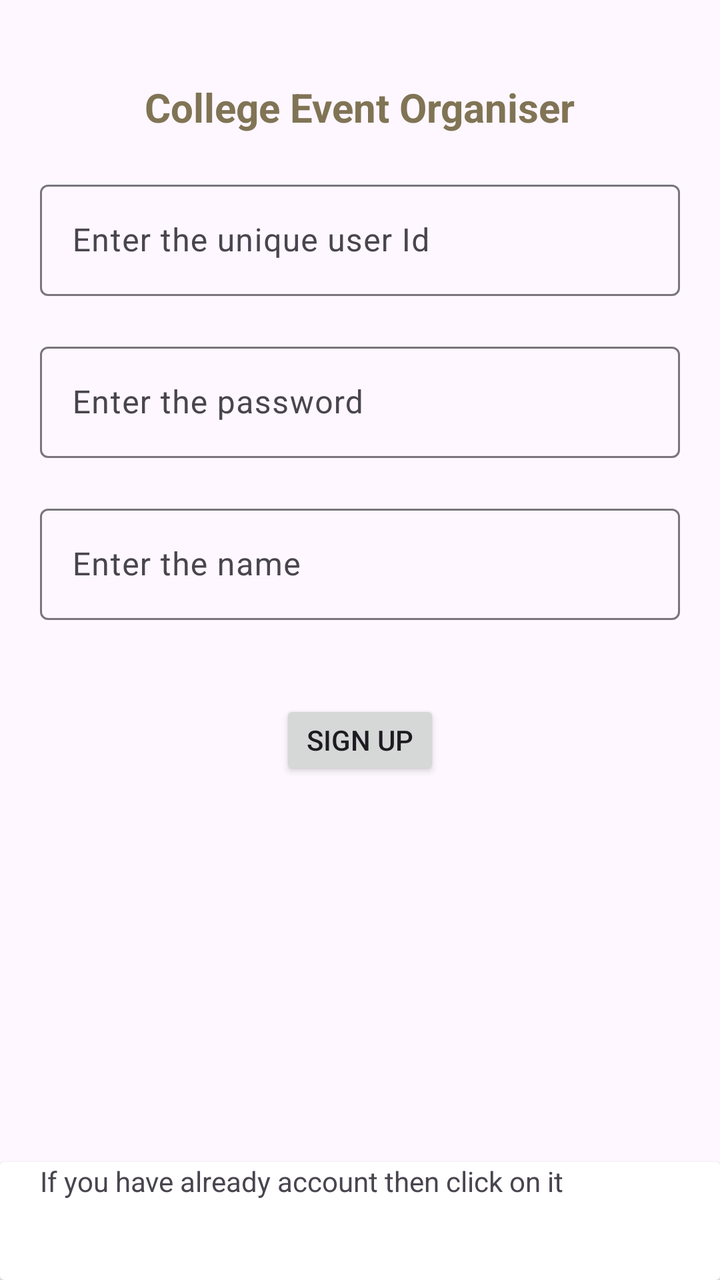
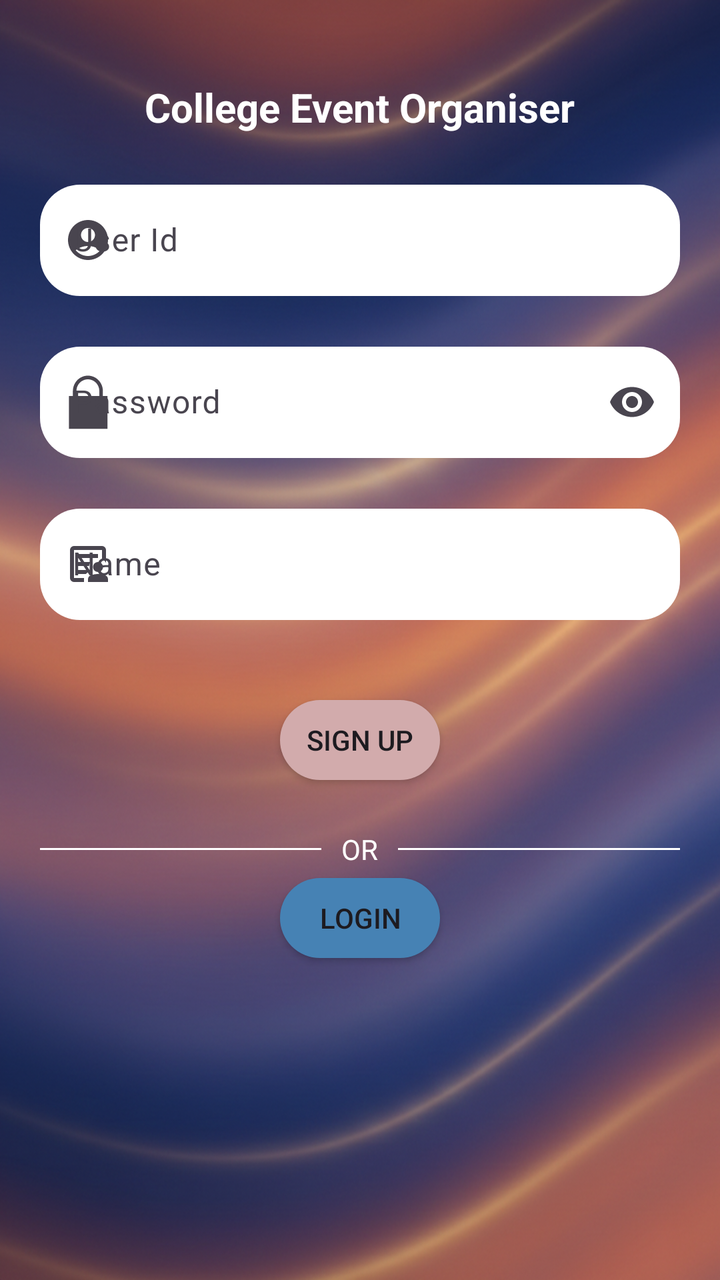

Compare the two renders of this Android layout. The source of the first and the diff that turns it into the second are given below.
<!-- AndroidManifest.xml: application theme Theme.CollegeEventManager -->
<!-- res/layout/main_acticity.xml -->
<?xml version="1.0" encoding="utf-8"?>
<LinearLayout xmlns:android="http://schemas.android.com/apk/res/android"
    xmlns:app="http://schemas.android.com/apk/res-auto"
    android:orientation="vertical"
    android:layout_width="match_parent"
    android:layout_height="match_parent">
    <TextView
        android:layout_width="wrap_content"
        android:layout_height="wrap_content"
        android:text="College Event Organiser"
        android:layout_gravity="center"
        android:textSize="20dp"
        android:textStyle="bold"
        android:textColor="#807455"
        android:layout_marginTop="40dp"
        />
    <com.google.android.material.textfield.TextInputLayout
        android:layout_marginTop="20dp"
        android:layout_width="match_parent"
        android:layout_height="wrap_content"
        >
        <com.google.android.material.textfield.TextInputEditText
            android:layout_width="match_parent"
            android:layout_height="wrap_content"
            android:hint="Enter the unique user Id"
            android:layout_margin="20dp"

            android:id="@+id/used_id"
            />
    </com.google.android.material.textfield.TextInputLayout>
    <com.google.android.material.textfield.TextInputLayout
        android:layout_width="match_parent"
        android:layout_height="wrap_content"
        >
        <com.google.android.material.textfield.TextInputEditText
            android:layout_width="match_parent"
            android:layout_height="wrap_content"
            android:hint="Enter the password"
            android:layout_margin="20dp"
            android:id="@+id/pass"
            android:inputType="textPassword"


            />
    </com.google.android.material.textfield.TextInputLayout>
    <com.google.android.material.textfield.TextInputLayout
        android:layout_width="match_parent"
        android:layout_height="wrap_content"
        >
        <com.google.android.material.textfield.TextInputEditText
            android:layout_width="match_parent"
            android:layout_height="wrap_content"
            android:hint="Enter the name"
            android:layout_margin="20dp"
            android:id="@+id/name"
            />
    </com.google.android.material.textfield.TextInputLayout>
    <androidx.appcompat.widget.AppCompatButton
        android:layout_width="80dp"
        android:layout_height="40dp"
        android:layout_gravity="center_horizontal"  android:gravity="center"
        android:layout_margin="20dp"
        android:id="@+id/sign_up"
        android:text="Sign up"/>
    <RelativeLayout
        android:layout_width="match_parent"
        android:layout_height="wrap_content"
        android:layout_weight="1">


       <androidx.cardview.widget.CardView
           android:layout_width="match_parent"
           android:layout_height="wrap_content"
           android:layout_alignParentBottom="true"
           android:id="@+id/already_account"


           >
           <TextView
               android:layout_width="wrap_content"
               android:layout_height="wrap_content"
               android:layout_marginBottom="40dp"
               android:layout_marginLeft="20dp"
               android:text="If you have already account then click on it "
               />
       </androidx.cardview.widget.CardView>
    </RelativeLayout>



</LinearLayout>
<!-- resources referenced by this layout -->
<resources>
  <!-- unchanged entries left out for length: 1 -->
</resources>

<!-- the commit's change to res/layout/main_acticity.xml (unified diff, before → after) -->
@@ -3,7 +3,8 @@
     xmlns:app="http://schemas.android.com/apk/res-auto"
     android:orientation="vertical"
     android:layout_width="match_parent"
-    android:layout_height="match_parent">
+    android:layout_height="match_parent"
+    android:background="@drawable/backgroundd">
     <TextView
         android:layout_width="wrap_content"
         android:layout_height="wrap_content"
@@ -11,34 +12,43 @@
         android:layout_gravity="center"
         android:textSize="20dp"
         android:textStyle="bold"
-        android:textColor="#807455"
+
+        android:textColor="@color/white"
         android:layout_marginTop="40dp"
         />
     <com.google.android.material.textfield.TextInputLayout
         android:layout_marginTop="20dp"
         android:layout_width="match_parent"
         android:layout_height="wrap_content"
+        app:startIconDrawable="@drawable/baseline_account_circle_24"
+
         >
         <com.google.android.material.textfield.TextInputEditText
             android:layout_width="match_parent"
             android:layout_height="wrap_content"
-            android:hint="Enter the unique user Id"
+            android:hint="User Id"
+            android:background="@drawable/field"
+
             android:layout_margin="20dp"
-
             android:id="@+id/used_id"
             />
     </com.google.android.material.textfield.TextInputLayout>
     <com.google.android.material.textfield.TextInputLayout
         android:layout_width="match_parent"
         android:layout_height="wrap_content"
+        app:endIconMode="password_toggle"
+        app:startIconDrawable="@drawable/pass"
+
         >
         <com.google.android.material.textfield.TextInputEditText
             android:layout_width="match_parent"
             android:layout_height="wrap_content"
-            android:hint="Enter the password"
+            android:hint="Password"
+            android:background="@drawable/field"
             android:layout_margin="20dp"
             android:id="@+id/pass"
             android:inputType="textPassword"
+
 
 
             />
@@ -46,12 +56,14 @@
     <com.google.android.material.textfield.TextInputLayout
         android:layout_width="match_parent"
         android:layout_height="wrap_content"
+        app:startIconDrawable="@drawable/outline_article_person_24"
         >
         <com.google.android.material.textfield.TextInputEditText
             android:layout_width="match_parent"
             android:layout_height="wrap_content"
-            android:hint="Enter the name"
+            android:hint="Name"
             android:layout_margin="20dp"
+            android:background="@drawable/field"
             android:id="@+id/name"
             />
     </com.google.android.material.textfield.TextInputLayout>
@@ -61,31 +73,52 @@
         android:layout_gravity="center_horizontal"  android:gravity="center"
         android:layout_margin="20dp"
         android:id="@+id/sign_up"
-        android:text="Sign up"/>
-    <RelativeLayout
+        android:text="Sign up"
+        android:background="@drawable/buttton"/>
+    <LinearLayout
         android:layout_width="match_parent"
         android:layout_height="wrap_content"
-        android:layout_weight="1">
+        android:orientation="horizontal"
+        android:layout_marginTop="5dp"
+        android:layout_marginBottom="5dp"
+
+        android:gravity="center_vertical">
+
+        <View
+            android:layout_width="0dp"
+            android:layout_height="1dp"
+            android:layout_weight="1"
+            android:background="@color/white"
+            android:layout_marginStart="20dp"/>
+
+        <TextView
+            android:layout_width="wrap_content"
+            android:layout_height="wrap_content"
+            android:text="OR"
+            android:textColor="@color/white"
+            android:textSize="14sp"
+            android:paddingStart="10dp"
+            android:paddingEnd="10dp"/>
+
+        <View
+            android:layout_width="0dp"
+            android:layout_height="1dp"
+            android:layout_weight="1"
+            android:background="@color/white"
+            android:layout_marginEnd="20dp"/>
+
+    </LinearLayout>
 
 
-       <androidx.cardview.widget.CardView
-           android:layout_width="match_parent"
-           android:layout_height="wrap_content"
-           android:layout_alignParentBottom="true"
-           android:id="@+id/already_account"
+    <androidx.appcompat.widget.AppCompatButton
 
-
-           >
-           <TextView
-               android:layout_width="wrap_content"
-               android:layout_height="wrap_content"
-               android:layout_marginBottom="40dp"
-               android:layout_marginLeft="20dp"
-               android:text="If you have already account then click on it "
-               />
-       </androidx.cardview.widget.CardView>
-    </RelativeLayout>
-
+        android:id="@+id/already_account"
+        android:layout_width="80dp"
+        android:layout_height="40dp"
+        android:layout_gravity="center_horizontal"
+        android:background="@drawable/button2"
+        android:gravity="center"
+        android:text="Login" />
 
 
 </LinearLayout>
<!-- resource entries referenced after the edit -->
@@ -1,5 +1,65 @@
 <!-- resources referenced by this layout -->
 <resources>
+  <color name="white">#FFFFFFFF</color>
+  <!-- drawable backgroundd: png bitmap (drawable, 927786 bytes) -->
+  <!-- drawable baseline_account_circle_24 (drawable) -->
+  <vector xmlns:android="http://schemas.android.com/apk/res/android" android:height="24dp" android:tint="#000000" android:viewportHeight="24" android:viewportWidth="24" android:width="24dp">
+        
+      <path android:fillColor="@android:color/white" android:pathData="M12,2C6.48,2 2,6.48 2,12s4.48,10 10,10s10,-4.48 10,-10S17.52,2 12,2zM12,6c1.93,0 3.5,1.57 3.5,3.5S13.93,13 12,13s-3.5,-1.57 -3.5,-3.5S10.07,6 12,6zM12,20c-2.03,0 -4.43,-0.82 -6.14,-2.88C7.55,15.8 9.68,15 12,15s4.45,0.8 6.14,2.12C16.43,19.18 14.03,20 12,20z"/>
+      
+  </vector>
+  <!-- drawable button2 (drawable) -->
+  <?xml version="1.0" encoding="utf-8"?>
+  <selector xmlns:android="http://schemas.android.com/apk/res/android">
+  <item>
+      <shape android:shape="rectangle">
+          <solid android:color="#4682b4"/>
+          <corners android:radius="30dp"/>
+      </shape>
+  
+  </item>
+  </selector>
+  <!-- drawable buttton (drawable) -->
+  <?xml version="1.0" encoding="utf-8"?>
+  <selector xmlns:android="http://schemas.android.com/apk/res/android">
+  <item>
+       <shape android:shape="rectangle">
+           <solid android:color="#d2abac" />
+           <corners android:radius="30dp"/>
+       </shape>
+  </item>
+  </selector>
+  <!-- drawable field (drawable) -->
+  <?xml version="1.0" encoding="utf-8"?>
+  <selector xmlns:android="http://schemas.android.com/apk/res/android">
+  <item>
+      <shape android:shape="rectangle">
+          <corners android:radius="20dp"/>
+          <solid android:color="#ffffff"/>
+      </shape>
+  </item>
+  </selector>
+  <!-- drawable outline_article_person_24 (drawable) -->
+  <vector xmlns:android="http://schemas.android.com/apk/res/android" android:height="24dp" android:tint="#000000" android:viewportHeight="960" android:viewportWidth="960" android:width="24dp">
+        
+      <path android:fillColor="@android:color/white" android:pathData="M200,760L200,760Q200,760 200,760Q200,760 200,760L200,200Q200,200 200,200Q200,200 200,200L200,200Q200,200 200,200Q200,200 200,200L200,379Q200,370 200,365Q200,360 200,360Q200,360 200,412.5Q200,465 200,540Q200,563 200,585Q200,607 200,627Q200,644 200,675Q200,706 200,760ZM280,520L501,520Q503,498 511,478Q519,458 531,440L280,440L280,520ZM280,680L437,680Q454,660 476,647.5Q498,635 522,627Q518,621 515,614Q512,607 510,600L280,600L280,680ZM280,360L680,360Q680,360 680,360Q680,360 680,360L680,280L280,280L280,360ZM200,840Q167,840 143.5,816.5Q120,793 120,760L120,200Q120,167 143.5,143.5Q167,120 200,120L760,120Q793,120 816.5,143.5Q840,167 840,200L840,458Q826,432 806,412Q786,392 760,379L760,200Q760,200 760,200Q760,200 760,200L200,200Q200,200 200,200Q200,200 200,200L200,760Q200,760 200,760Q200,760 200,760L402,760Q401,766 400.5,772Q400,778 400,784L400,840L200,840ZM680,640Q638,640 609,611Q580,582 580,540Q580,498 609,469Q638,440 680,440Q722,440 751,469Q780,498 780,540Q780,582 751,611Q722,640 680,640ZM480,840L480,784Q480,760 492.5,739.5Q505,719 528,710Q564,695 602.5,687.5Q641,680 680,680Q719,680 757.5,687.5Q796,695 832,710Q855,719 867.5,739.5Q880,760 880,784L880,840L480,840Z"/>
+      
+  </vector>
+  <!-- drawable pass (drawable) -->
+  <vector xmlns:android="http://schemas.android.com/apk/res/android"
+      android:width="32dp"
+      android:height="32dp"
+      android:viewportWidth="8.4667"
+      android:viewportHeight="8.4667">
+    <path
+        android:pathData="M1.7113,3.4456l5.0999,0l0,4.3394l-5.0999,0z"
+        android:strokeWidth="1"
+        android:fillColor="#000"/>
+    <path
+        android:pathData="m4.2176,0.7458c-0.3421,0 -0.6841,0.0907 -0.9907,0.272 -0.6132,0.3626 -0.993,1.0353 -0.993,1.7629l0,0.8367l0.471,0l0,-0.8367c0,-0.5518 0.2867,-1.0616 0.7552,-1.3387 0.4686,-0.2771 1.0463,-0.2771 1.5148,0 0.4686,0.2771 0.7552,0.7869 0.7552,1.3387l0,0.8367l0.471,0l0,-0.8367c0,-0.7277 -0.3797,-1.4003 -0.9928,-1.7629 -0.3066,-0.1813 -0.6488,-0.272 -0.9908,-0.272z"
+        android:strokeWidth="1"
+        android:fillColor="#000"/>
+  </vector>
   <!-- unchanged entries left out for length: 1 -->
 </resources>
 
